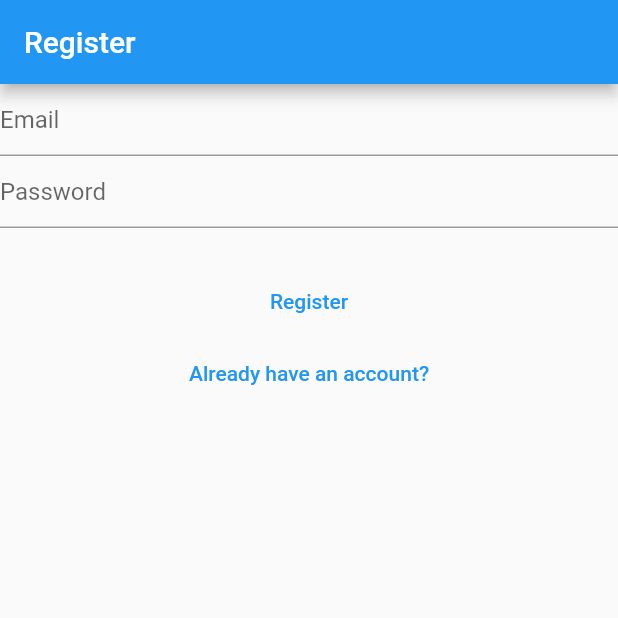
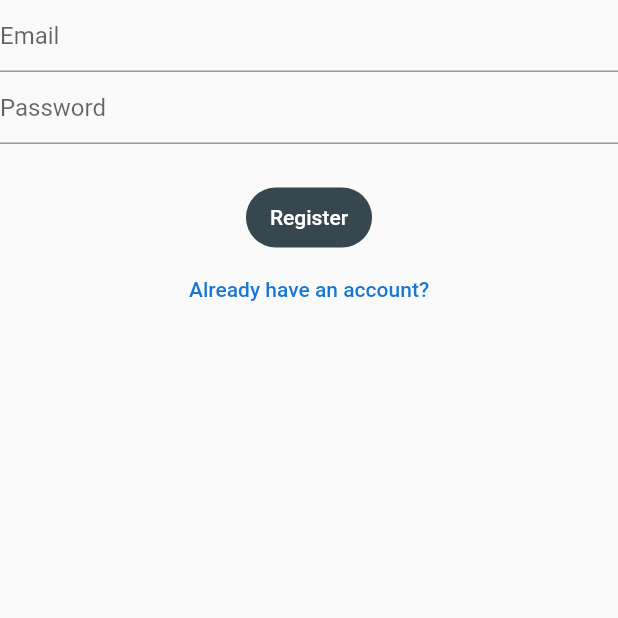
Before and after one commit to imtusharchavan/My-Notes, a Flutter app: the RegisterView screen opened directly, on a phone screen of 412 x 824 dp, the top half of it. Run offline on Flutter 3.47's test engine with Material 2 defaults, Android fonts, the phone set to English and light mode, and no system bars; our stand-ins replace firebase_auth, firebase_core; accounts and stored records are empty; network calls fail; statements that could not run were skipped.

Commit message:
FIxed auth views

```diff
--- a/lib/views/auth/register_view.dart
+++ b/lib/views/auth/register_view.dart
@@ -33,10 +33,8 @@ class _RegisterViewState extends State<RegisterView> {
   @override
   Widget build(BuildContext context) {
     return Scaffold(
-      appBar: AppBar(
-        title: const Text('Register'),
-      ),
-      body: Column(
+      body: SafeArea(
+        child: Column(
           children: [
             TextField(
               controller: _email,
@@ -57,8 +55,9 @@ class _RegisterViewState extends State<RegisterView> {
               ),
             ),
             const SizedBox(height: 25),
-          TextButton(
-            child: const Text('Register'),
+            FilledButton(
+              style: FilledButton.styleFrom(
+                  backgroundColor: Colors.blueGrey.shade800),
               onPressed: () async {
                 final email = _email.text;
                 final password = _password.text;
@@ -91,6 +90,7 @@ class _RegisterViewState extends State<RegisterView> {
                   );
                 }
               },
+              child: const Text('Register'),
             ),
             TextButton(
               onPressed: () {
@@ -99,9 +99,13 @@ class _RegisterViewState extends State<RegisterView> {
                   (route) => false,
                 );
               },
-            child: const Text('Already have an account?'),
+              child: Text(
+                'Already have an account?',
+                style: TextStyle(color: Colors.blue.shade700),
+              ),
             ),
           ],
+        ),
       ),
     );
   }
```
Also changed, not shown: lib/views/auth/login_view.dart (+10 -7 lines), lib/views/auth/verify_email_view.dart (+3 -4 lines). Lines whose indentation alone changed are shown as unchanged.
